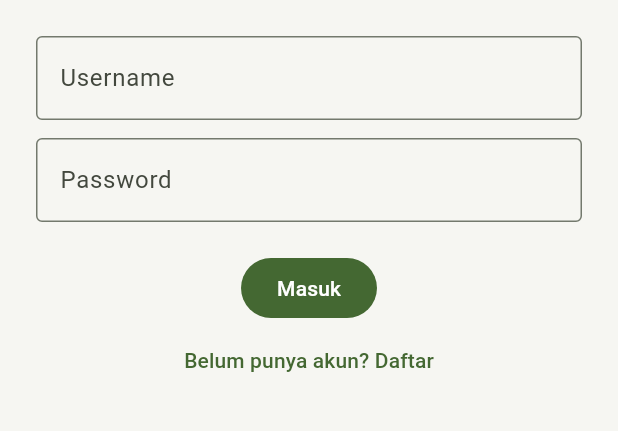
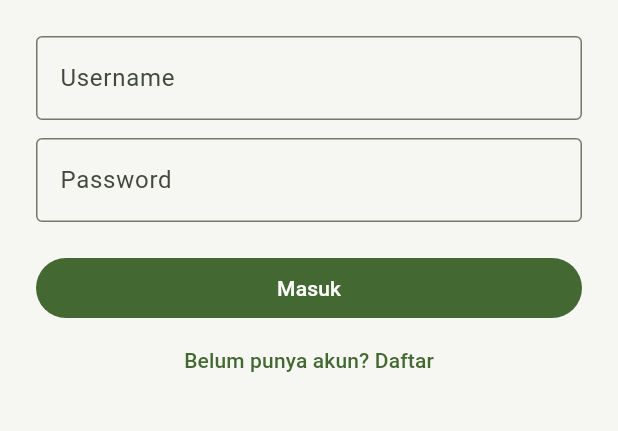
Before and after one commit to PBP-E-Kelompok-03/PBP-E-03-Mobile, a Flutter app: the screen it shows after launch, on a phone screen of 412 x 824 dp, the part 492-923 px from its top. Run offline on Flutter 3.47's test engine with Material 3 defaults, Android fonts, the phone set to English and light mode, and no system bars; missing offline and left inert: pbp_django_auth.

Commit message:
feat: login page n pws

```diff
--- a/lib/screens/login.dart
+++ b/lib/screens/login.dart
@@ -14,12 +14,14 @@ class LoginPage extends StatefulWidget {
 }
 
 class _LoginPageState extends State<LoginPage> {
+  final _formKey = GlobalKey<FormState>();
   final _username = TextEditingController();
   final _password = TextEditingController();
 
   Future<void> _login(CookieRequest request) async {
+    if (!_formKey.currentState!.validate()) return;
     final response = await request.login('$baseUrl/api/auth/login/', {
-      'username': _username.text,
+      'username': _username.text.trim(),
       'password': _password.text,
     });
     if (!mounted) return;
@@ -37,24 +39,31 @@ class _LoginPageState extends State<LoginPage> {
       appBar: AppBar(title: const Text('Masuk')),
       body: Padding(
         padding: const EdgeInsets.all(24),
+        child: Form(
+          key: _formKey,
           child: Column(
             mainAxisAlignment: MainAxisAlignment.center,
             children: [
               const Text('Dibuang Sayang',
                   style: TextStyle(fontSize: 28, fontWeight: FontWeight.bold, color: kDarkGreen)),
               const SizedBox(height: 24),
-            TextField(
+              TextFormField(
                 controller: _username,
                 decoration: const InputDecoration(labelText: 'Username', border: OutlineInputBorder()),
+                validator: (value) => value == null || value.trim().isEmpty ? 'Username tidak boleh kosong!' : null,
               ),
               const SizedBox(height: 12),
-            TextField(
+              TextFormField(
                 controller: _password,
                 obscureText: true,
                 decoration: const InputDecoration(labelText: 'Password', border: OutlineInputBorder()),
+                validator: (value) => value == null || value.isEmpty ? 'Password tidak boleh kosong!' : null,
               ),
               const SizedBox(height: 20),
-            FilledButton(onPressed: () => _login(request), child: const Text('Masuk')),
+              SizedBox(
+                width: double.infinity,
+                child: FilledButton(onPressed: () => _login(request), child: const Text('Masuk')),
+              ),
               TextButton(
                 onPressed: () => Navigator.push(context, MaterialPageRoute(builder: (_) => const RegisterPage())),
                 child: const Text('Belum punya akun? Daftar'),
@@ -62,6 +71,7 @@ class _LoginPageState extends State<LoginPage> {
             ],
           ),
         ),
+      ),
     );
   }
 }
```
Also changed, not shown: lib/config.dart (+19 -1 lines), lib/screens/register.dart (+20 -7 lines), 1 other file. Lines whose indentation alone changed are shown as unchanged.
